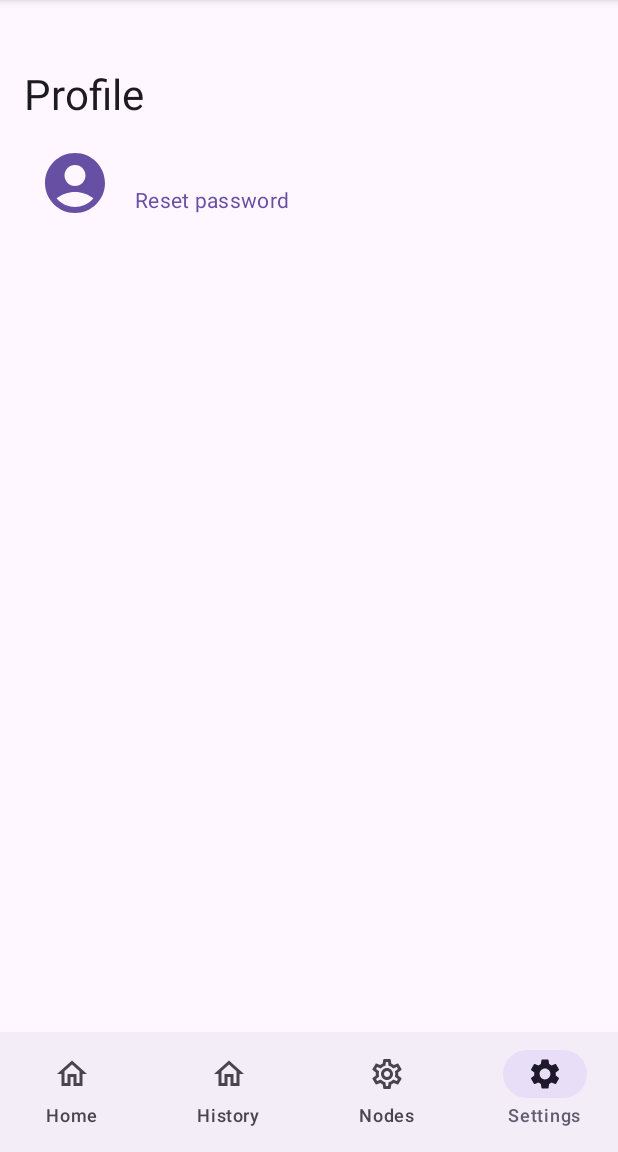
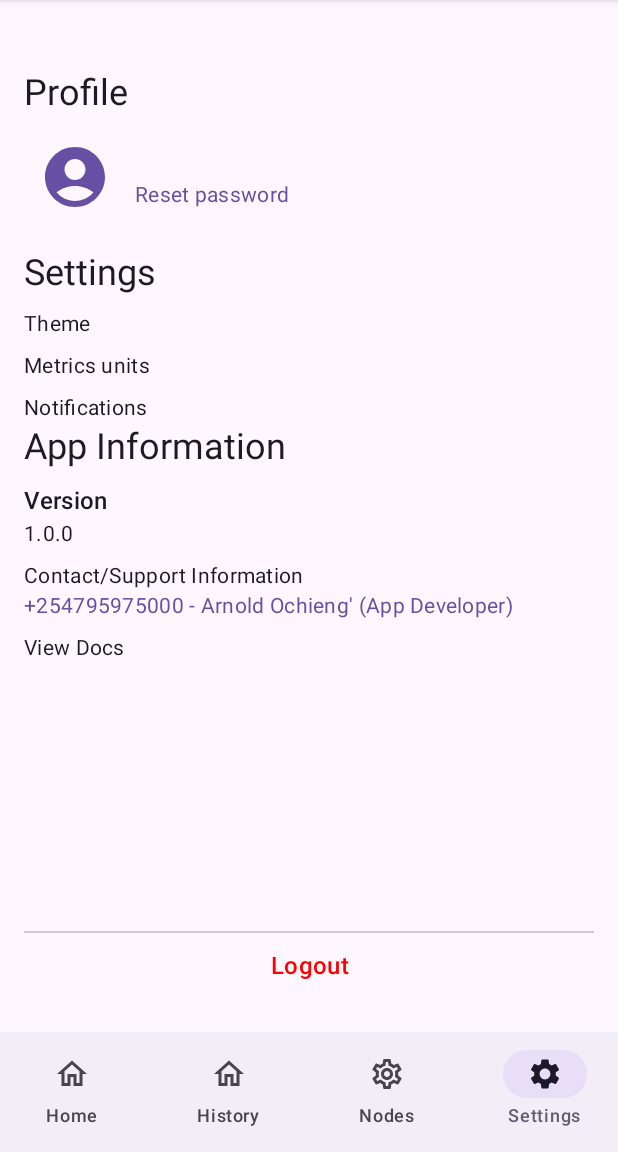
Before and after one commit to arnold7800x3d/CNS-Final-Year-Project-CIA-Triad-IoT-Security-and-TriadWatch, an Android app built with Jetpack Compose: the SettingsScreenContent screen opened through its navigation route, on a phone screen of 412 x 824 dp, the part 84-1236 px from its top. Run offline under Robolectric (Android 15) with nearby library versions, the phone set to English and light mode, and no system bars; our stand-ins replace Firebase (no records; nobody signed in at launch, a user with empty details on screens opened directly).

Commit message:
Fully implemented the settings page

```diff
--- a/MobileApp/TriadWatch/app/src/main/java/com/cnsprojectii/triadwatch/ui/activities/HomeActivity.kt
+++ b/MobileApp/TriadWatch/app/src/main/java/com/cnsprojectii/triadwatch/ui/activities/HomeActivity.kt
@@ -1,7 +1,9 @@
 package com.cnsprojectii.triadwatch.ui.activities
 
 import android.content.Intent
+import android.net.Uri
 import android.os.Bundle
+import android.util.Log
 import androidx.activity.compose.setContent
 import androidx.activity.enableEdgeToEdge
 import androidx.appcompat.app.AppCompatActivity
@@ -24,6 +26,7 @@ import androidx.compose.foundation.layout.width
 import androidx.compose.foundation.shape.RoundedCornerShape
 import androidx.compose.material.icons.Icons
 import androidx.compose.material.icons.filled.AccountCircle
+import androidx.compose.material3.Divider
 import androidx.compose.material3.ExperimentalMaterial3Api
 import androidx.compose.material3.Icon
 import androidx.compose.material3.MaterialTheme
@@ -45,6 +48,7 @@ import androidx.compose.ui.Modifier
 import androidx.compose.ui.draw.clip
 import androidx.compose.ui.graphics.Color
 import androidx.compose.ui.layout.ModifierLocalBeyondBoundsLayout
+import androidx.compose.ui.platform.LocalContext
 import androidx.compose.ui.text.style.TextAlign
 import androidx.compose.ui.unit.dp
 import androidx.navigation.NavController
@@ -75,15 +79,27 @@ class HomeActivity : AppCompatActivity() {
 
         // if user is null somehow then go back to the LoginActivity
         if (currentUser == null) {
-            val intent = Intent(this, LoginActivity::class.java)
-            startActivity(intent)
-            finish()
+            navigateToLogin()
             return // if no user then don't proceed with setContent
         }
         enableEdgeToEdge()
-        setContent{
-            MainApplicationScreen(loggedInUser = currentUser) // UI for the HomeActivity
+        setContent {
+            MainApplicationScreen(
+                loggedInUser = currentUser,
+                onLogout = { performLogout() })// UI for the HomeActivity
         }
+    }
+
+    private fun performLogout() {
+        auth.signOut()
+        navigateToLogin()
+    }
+
+    private fun navigateToLogin() {
+        val intent = Intent(this@HomeActivity, LoginActivity::class.java)
+        intent.flags = Intent.FLAG_ACTIVITY_NEW_TASK or Intent.FLAG_ACTIVITY_CLEAR_TASK
+        startActivity(intent)
+        finish()
     }
 }
 
@@ -107,7 +123,8 @@ fun BottomNavigationBar(
             // E.g., containerColor = MaterialTheme.colorScheme.surfaceVariant
         ) {
             bottomBarScreens.forEach { screen ->
-                val selected = currentDestination?.hierarchy?.any { it.route == screen.route } == true
+                val selected =
+                    currentDestination?.hierarchy?.any { it.route == screen.route } == true
                 NavigationBarItem(
                     selected = selected,
                     onClick = {
@@ -146,8 +163,12 @@ fun BottomNavigationBar(
         }
     }
 }
+
 @Composable
-fun MainApplicationScreen(loggedInUser: FirebaseUser?) { // pass the FirebaseUser to the MainApplicationScreen
+fun MainApplicationScreen(
+    loggedInUser: FirebaseUser?,
+    onLogout: () -> Unit
+) { // pass the FirebaseUser to the MainApplicationScreen
     val navController = rememberNavController()
     Scaffold(
         bottomBar = {
@@ -158,7 +179,8 @@ fun MainApplicationScreen(loggedInUser: FirebaseUser?) { // pass the FirebaseUse
         ApplicationNavHost(
             navController = navController,
             modifier = Modifier.padding(innerPadding),
-            loggedInUser = loggedInUser // pass the FirebaseUser to the ApplicationNavHost
+            loggedInUser = loggedInUser, // pass the FirebaseUser to the ApplicationNavHost
+            onLogout = onLogout
         )
     }
 }
@@ -167,7 +189,8 @@ fun MainApplicationScreen(loggedInUser: FirebaseUser?) { // pass the FirebaseUse
 fun ApplicationNavHost(
     navController: NavHostController,
     modifier: Modifier = Modifier,
-    loggedInUser: FirebaseUser? // pass the FirebaseUser
+    loggedInUser: FirebaseUser?, // pass the FirebaseUser
+    onLogout: () -> Unit
 ) {
     NavHost(
         navController = navController,
@@ -177,7 +200,12 @@ fun ApplicationNavHost(
         composable(Screen.Home.route) { HomeScreenContent(userEmail = loggedInUser?.email) }
         composable(Screen.History.route) { HistoryScreenContent() }
         composable(Screen.Nodes.route) { NodesScreenContent() }
-        composable(Screen.Settings.route) { SettingsScreenContent(userEmail = loggedInUser?.email) }
+        composable(Screen.Settings.route) {
+            SettingsScreenContent(
+                userEmail = loggedInUser?.email,
+                onLogoutClicked = onLogout
+            )
+        }
     }
 }
 
@@ -193,7 +221,8 @@ fun HomeScreenContent(userEmail: String?) { // pass the userEmail
         horizontalAlignment = Alignment.CenterHorizontally,
         verticalArrangement = Arrangement.Top
     ) {
-        val displayEmail = userEmail ?: "Not logged in" // defaults to Not logged in if email is null
+        val displayEmail =
+            userEmail ?: "Not logged in" // defaults to Not logged in if email is null
 
         Text(
             text = "Welcome, $displayEmail!",
@@ -230,7 +259,7 @@ fun HomeScreenContent(userEmail: String?) { // pass the userEmail
                 .fillMaxWidth()
                 .padding(horizontal = 16.dp),
             verticalArrangement = Arrangement.spacedBy(16.dp) // row spacing
-        ){
+        ) {
             // first row
             Row(
                 modifier = Modifier.fillMaxWidth(),
@@ -273,16 +302,19 @@ fun HomeScreenContent(userEmail: String?) { // pass the userEmail
 
         Spacer(modifier = Modifier.height(25.dp))
 
-        Text("Sensor Data Integrity: Verified",
+        Text(
+            "Sensor Data Integrity: Verified",
             style = MaterialTheme.typography.bodyMedium,
-            textAlign = TextAlign.Center)
+            textAlign = TextAlign.Center
+        )
     }
 }
 
 @Composable
 fun LargeRoundedBox(
     modifier: Modifier = Modifier,
-    content: @Composable () -> Unit) {
+    content: @Composable () -> Unit
+) {
     Box(
         modifier = modifier
             //.aspectRatio(1.5f) // square
@@ -350,6 +382,7 @@ fun ArduinoLedContent() {
         Text("Off", style = MaterialTheme.typography.bodyLarge, color = Color.Red)
     }
 }
+
 // function to format the timestamp for last sensor update
 @Composable
 private fun formatTimestamp(timestamp: Long): String {
@@ -375,7 +408,7 @@ fun NodesScreenContent() {
 
 // UI for the Settings screen
 @Composable
-fun SettingsScreenContent(userEmail: String?) {
+fun SettingsScreenContent(userEmail: String?, onLogoutClicked: () -> Unit) {
     Column(
         modifier = Modifier
             .fillMaxSize()
@@ -387,7 +420,7 @@ fun SettingsScreenContent(userEmail: String?) {
         // Profile Heading
         Text(
             text = "Profile",
-            style = MaterialTheme.typography.headlineMedium,
+            style = MaterialTheme.typography.headlineSmall,
             modifier = Modifier
                 .padding(bottom = 8.dp)
                 .align(Alignment.Start)
@@ -415,7 +448,8 @@ fun SettingsScreenContent(userEmail: String?) {
                 modifier = Modifier.weight(1f) // consume remaining row space
             ) {
                 Text(
-                    text = userEmail ?: "Not logged in", // display email or this text as a fallback in case no email is returned
+                    text = userEmail
+                        ?: "Not logged in", // display email or this text as a fallback in case no email is returned
                     style = MaterialTheme.typography.bodyMedium,
                     maxLines = 1,
                     overflow = androidx.compose.ui.text.style.TextOverflow.Ellipsis
@@ -427,11 +461,162 @@ fun SettingsScreenContent(userEmail: String?) {
                     text = "Reset password",
                     style = MaterialTheme.typography.bodyMedium,
                     color = MaterialTheme.colorScheme.primary,
-                    modifier = Modifier.clickable{
+                    modifier = Modifier.clickable {
                         println("Reset password clicked")
                     }
                 )
             }
         }
+
+        // settings section
+        Text(
+            text = "Settings",
+            style = MaterialTheme.typography.headlineSmall,
+            modifier = Modifier
+                .padding(bottom = 8.dp)
+                .align(Alignment.Start)
+        )
+
+        // settings options
+        Text(
+            text = "Theme",
+            style = MaterialTheme.typography.bodyMedium,
+            modifier = Modifier
+                .align(Alignment.Start)
+                // .fillMaxWidth() make the entire width of the option clickable
+                .clickable {
+                    println("App theme clicked")
+                }
+        )
+
+        Spacer(modifier = Modifier.height(8.dp))
+
+        Text(
+            text = "Metrics units",
+            style = MaterialTheme.typography.bodyMedium,
+            modifier = Modifier
+                .align(Alignment.Start)
+                .clickable {
+                    println("Metrics units clicked")
+                }
+        )
+
+        Spacer(modifier = Modifier.height(8.dp))
+
+        Text(
+            text = "Notifications",
+            style = MaterialTheme.typography.bodyMedium,
+            modifier = Modifier
+                .align(Alignment.Start)
+                .clickable {
+                    println("Notifications clicked")
+                }
+        )
+
+        // app information section
+        Text(
+            text = "App Information",
+            style = MaterialTheme.typography.headlineSmall,
+            modifier = Modifier
+                .padding(bottom = 8.dp)
+                .align(Alignment.Start)
+        )
+
+        // settings options
+        Text(
+            text = "Version",
+            style = MaterialTheme.typography.titleMedium,
+            modifier = Modifier
+                .align(Alignment.Start)
+        )
+
+        Text(
+            text = "1.0.0",
+            style = MaterialTheme.typography.bodyMedium,
+            modifier = Modifier
+                .align(Alignment.Start)
+        )
+
+        Spacer(modifier = Modifier.height(8.dp))
+
+        Text(
+            text = "Contact/Support Information",
+            style = MaterialTheme.typography.bodyMedium,
+            modifier = Modifier
+                .align(Alignment.Start)
+        )
+
+        // handle contact information to allow calling the phone number provided when clicked
+        val context = LocalContext.current
+        val phoneNumber = "+254795975000"
+        val developerName = "Arnold Ochieng' (App Developer)"
+        val fullContactText = "$phoneNumber - $developerName"
+
+        Text(
+            text = fullContactText,
+            style = MaterialTheme.typography.bodyMedium,
+            color = MaterialTheme.colorScheme.primary,
+            modifier = Modifier
+                .align(Alignment.Start)
+                .clickable {
+                    // intent to open the dialer
+                    val dialIntent = Intent(Intent.ACTION_DIAL).apply {
+                        data = Uri.parse("tel:$phoneNumber")
+                    }
+                    Log.d("DialIntentDebug", "Intent Action: ${dialIntent.action}")
+                    Log.d("DialIntentDebug", "Intent Data: ${dialIntent.dataString}")
+
+                    // verify the existence of an app to handle the intent
+                    if (dialIntent.resolveActivity(context.packageManager) != null) {
+                        context.startActivity(dialIntent)
+                    } else {
+                        // no app found to handle the dial intent
+                        Log.e(
+                            "DialIntentDebug",
+                            "No activity found to handle intent. Package Manager: ${context.packageManager}"
+                        )
+                        println("No app found to handle dialing for $phoneNumber")
+                    }
+                }
+        )
+
+        Spacer(modifier = Modifier.height(8.dp))
+
+        Text(
+            text = "View Docs",
+            style = MaterialTheme.typography.bodyMedium,
+            modifier = Modifier
+                .align(Alignment.Start)
+                .clickable {
+                    println("View Docs clicked")
+                }
+        )
+
+        // spacer to consume the space left empty
+        Spacer(modifier = Modifier.weight(1f))
+
+        // bar
+        Divider(
+            color = Color.LightGray,
+            thickness = 1.dp,
+            modifier = Modifier
+                .fillMaxWidth()
+                .padding(vertical = 10.dp) // space below and above the divider
+        )
+
+        // logout text button
+        Text(
+            text = "Logout",
+            color = Color.Red,
+            style = MaterialTheme.typography.titleMedium.copy(
+                textAlign = TextAlign.Center // center the logout button
+            ),
+            modifier = Modifier
+                .fillMaxWidth()
+                .clickable {
+                    onLogoutClicked() // call lambda function
+                }
+                .padding(bottom = 16.dp)
+        )
     }
 }
```
Also changed, not shown: MobileApp/TriadWatch/app/src/main/AndroidManifest.xml (+7 -0 lines).
